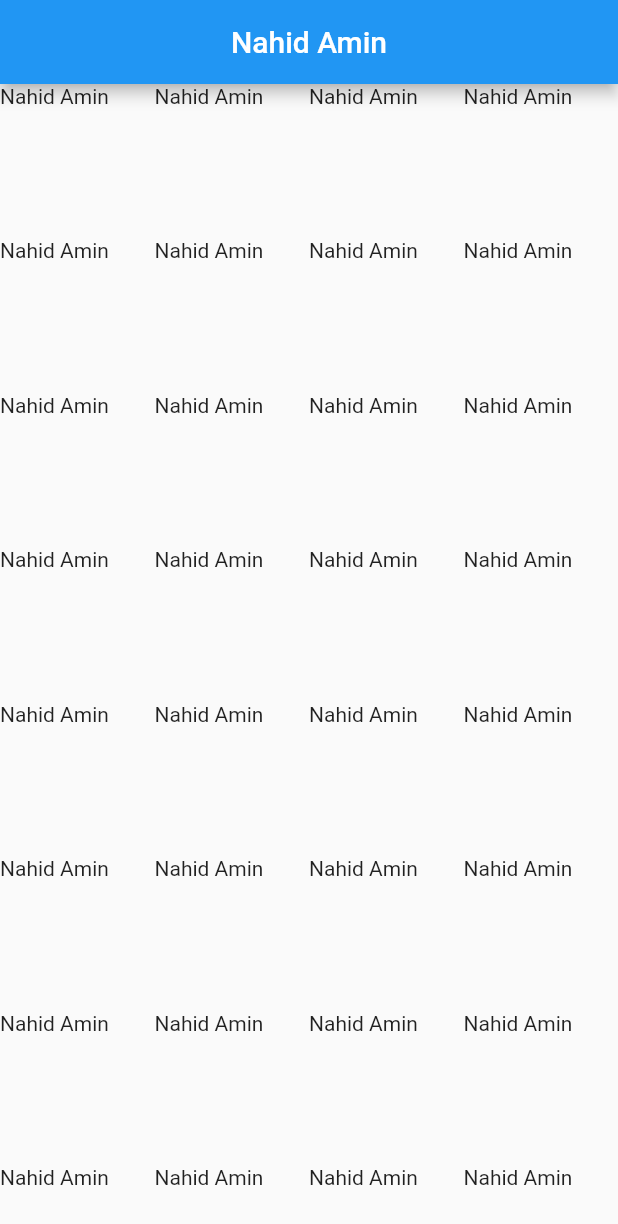
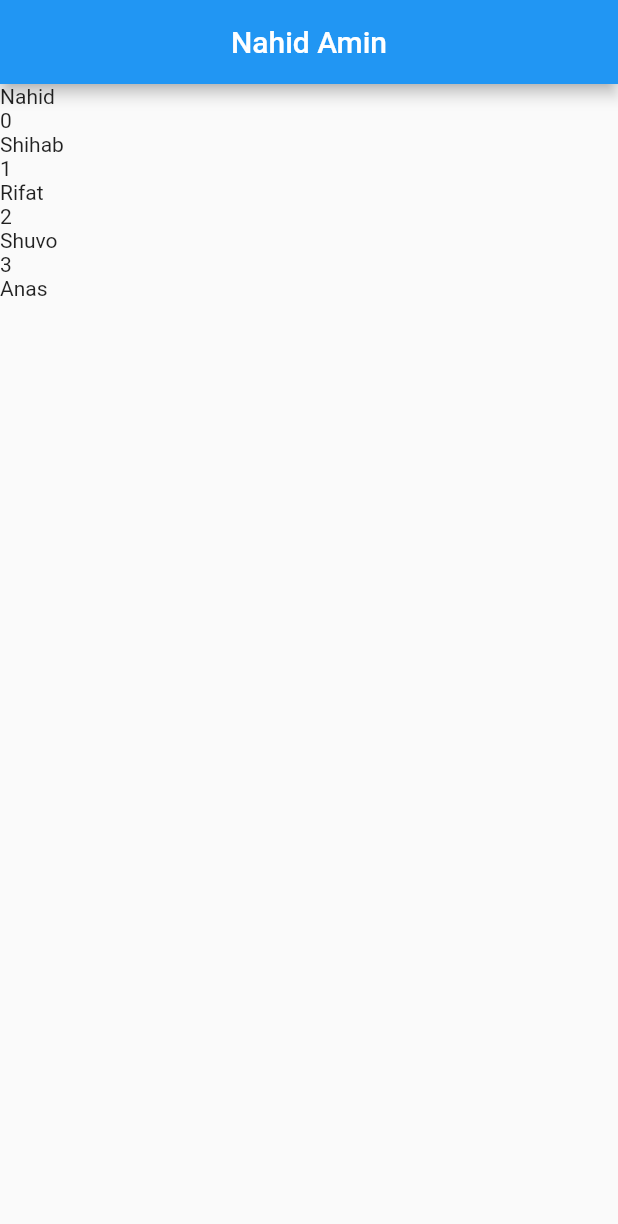
Before and after one commit to Nahid-web/flutter_ostad, a Flutter app: the screen it shows after launch, on a phone screen of 412 x 824 dp. Shown: the top 1224 px of the screen. Run offline on Flutter 3.47's test engine with Material 2 defaults, Android fonts, the light colour scheme and no system bars.

Commit message:
List View

```diff
--- a/lib/body_widget.dart
+++ b/lib/body_widget.dart
@@ -2,65 +2,19 @@ import 'package:flutter/material.dart';
 import 'package:flutter_ostad/snack_bar.dart';
 
 class BodyWidget extends StatelessWidget {
-  const BodyWidget({super.key});
+  BodyWidget({super.key});
+
+  List<String> students = ['Nahid', 'Shihab', 'Rifat', 'Shuvo', 'Anas'];
 
   @override
   Widget build(BuildContext context) {
     return Scrollbar(
       thickness: 10,
       radius: Radius.circular(10),
-      child: GridView(
-        gridDelegate: SliverGridDelegateWithFixedCrossAxisCount(crossAxisCount: 4) ,
-        children: [
-          Text('Nahid Amin'),
-          Text('Nahid Amin'),
-          Text('Nahid Amin'),
-          Text('Nahid Amin'),
-          Text('Nahid Amin'),
-          Text('Nahid Amin'),
-          Text('Nahid Amin'),
-          Text('Nahid Amin'),
-          Text('Nahid Amin'),
-          Text('Nahid Amin'),
-          Text('Nahid Amin'),
-          Text('Nahid Amin'),
-          Text('Nahid Amin'),
-          Text('Nahid Amin'),
-          Text('Nahid Amin'),
-          Text('Nahid Amin'),
-          Text('Nahid Amin'),
-          Text('Nahid Amin'),
-          Text('Nahid Amin'),
-          Text('Nahid Amin'),
-          Text('Nahid Amin'),
-          Text('Nahid Amin'),
-          Text('Nahid Amin'),
-          Text('Nahid Amin'),
-          Text('Nahid Amin'),
-          Text('Nahid Amin'),
-          Text('Nahid Amin'),
-          Text('Nahid Amin'),
-          Text('Nahid Amin'),
-          Text('Nahid Amin'),
-          Text('Nahid Amin'),
-          Text('Nahid Amin'),
-          Text('Nahid Amin'),
-          Text('Nahid Amin'),
-          Text('Nahid Amin'),
-          Text('Nahid Amin'),
-          Text('Nahid Amin'),
-          Text('Nahid Amin'),
-          Text('Nahid Amin'),
-          Text('Nahid Amin'),
-          Text('Nahid Amin'),
-          Text('Nahid Amin'),
-          Text('Nahid Amin'),
-          Text('Nahid Amin'),
-          Text('Nahid Amin'),
-          Text('Nahid Amin'),
-          Text('Nahid Amin'),
-          Text('Nahid Amin'),
-        ],
+      child: ListView.separated(
+        itemCount: 5,
+        separatorBuilder: (context, index) => Text(index.toString()),
+        itemBuilder: (context, index) => Text(students[index]),
       ),
     );
   }
```
